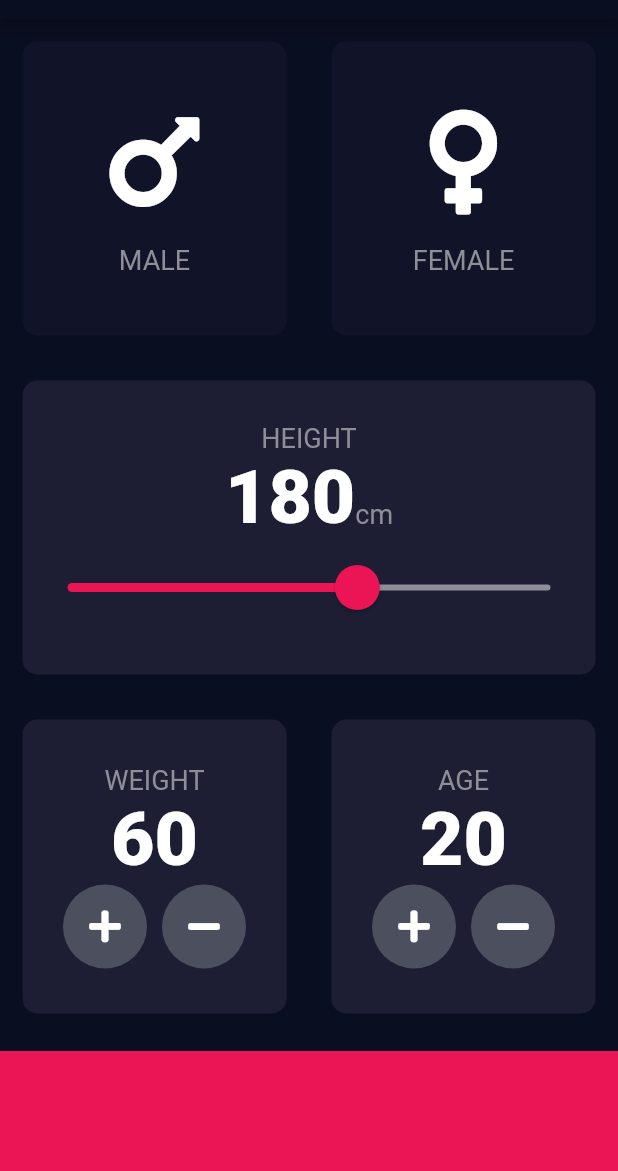
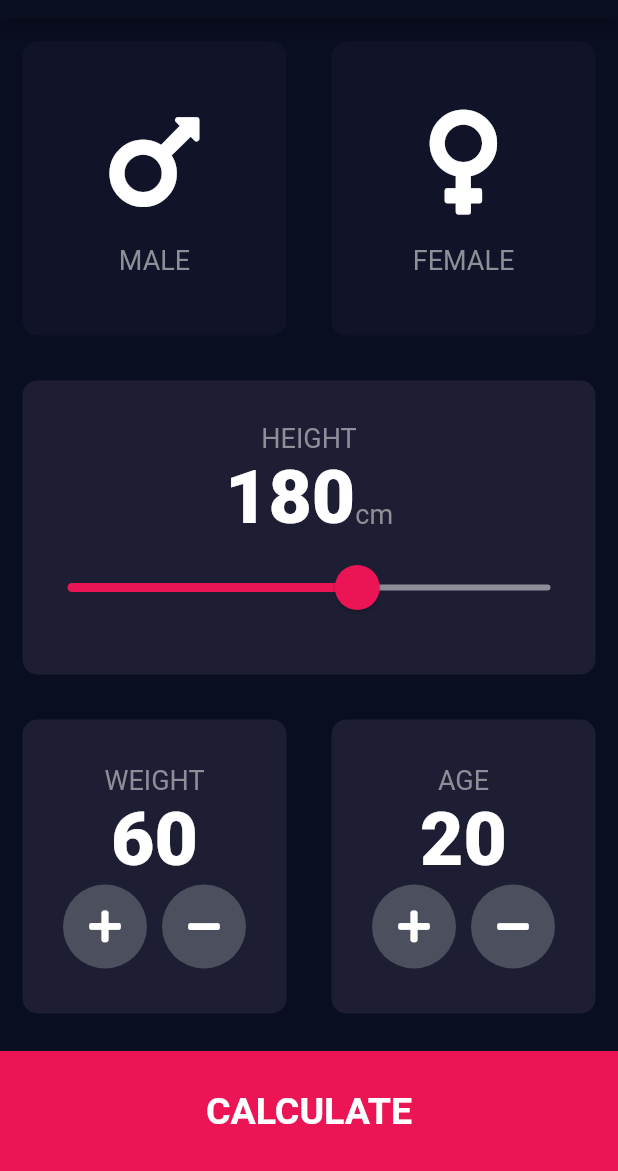
Before and after one commit to vickysingh07/BMI-Calculator, a Flutter app: the screen it shows after launch, on a phone screen of 412 x 824 dp, the part 65-1236 px from its top. Run offline on Flutter 3.47's test engine with Material 2 defaults, Android fonts, the phone set to English and light mode, and no system bars; our stand-ins replace font_awesome_flutter.

Commit message:
thirteen C

```diff
--- a/lib/InputPage.dart
+++ b/lib/InputPage.dart
@@ -3,6 +3,7 @@ import 'package:font_awesome_flutter/font_awesome_flutter.dart';
 import 'contstants.dart';
 import 'icon_content.dart';
 import 'reusable_card.dart';
+import 'results_page.dart';
 
 enum Gender {
   male,
@@ -199,11 +200,23 @@ class _InputPageState extends State<InputPage> {
               ],
             ),
           ),
-          Container(
-            color: bottomContainerColour,
-            margin: EdgeInsets.only(top: 10.0),
-            width: double.infinity,
-            height: bottomContainerHeight,
+          GestureDetector(
+            onTap: () {
+              Navigator.push(context,
+                  MaterialPageRoute(builder: (context) => ResultPage()));
+            },
+            child: Container(
+              child: Center(
+                child: Text(
+                  'CALCULATE',
+                  style: LargerButtonTextStyle,
+                ),
+              ),
+              color: bottomContainerColour,
+              margin: EdgeInsets.only(top: 10.0),
+              width: double.infinity,
+              height: bottomContainerHeight,
+            ),
           )
         ],
       ),
--- a/lib/contstants.dart
+++ b/lib/contstants.dart
@@ -11,3 +11,11 @@ const bottomContainerHeight = 80.0;
 const activeCardColour = Color(0xFF1D1E33);
 const inactiveCardColour = Color(0xFF111328);
 const bottomContainerColour = Color(0xFFEB1555);
+
+const LargerButtonTextStyle =
+    TextStyle(fontSize: 25.0, fontWeight: FontWeight.bold);
+
+const TitleTextStyle = TextStyle(
+  fontSize: 50.0,
+  fontWeight: FontWeight.bold,
+);
```
Also changed, not shown: lib/results_page.dart (added, +8 -0 lines).
